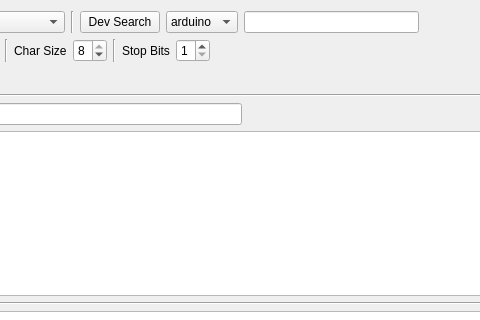
This is modules/qt_serial_com/qt_serial_com.ui in spetroce/qt_serial_com as Qt 5 draws it before an edit; both pictures show x 268 to 748 and y 0 to 320 of the 873 by 488 pixel window. The edited form follows.
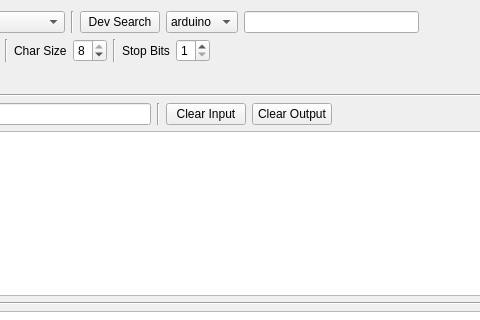
This is the edited form.

Commit message: add clear input/output buttons

Diff of the .ui file:
```diff
--- a/modules/qt_serial_com/qt_serial_com.ui
+++ b/modules/qt_serial_com/qt_serial_com.ui
@@ -360,6 +360,33 @@
        </property>
       </widget>
      </item>
+     <item>
+      <widget class="Line" name="line_5">
+       <property name="orientation">
+        <enum>Qt::Vertical</enum>
+       </property>
+      </widget>
+     </item>
+     <item>
+      <widget class="QPushButton" name="push_button_clear_input">
+       <property name="toolTip">
+        <string>&lt;html&gt;&lt;head/&gt;&lt;body&gt;&lt;p&gt;Clear the input text box.&lt;/p&gt;&lt;/body&gt;&lt;/html&gt;</string>
+       </property>
+       <property name="text">
+        <string>Clear Input</string>
+       </property>
+      </widget>
+     </item>
+     <item>
+      <widget class="QPushButton" name="push_button_clear_output">
+       <property name="toolTip">
+        <string>&lt;html&gt;&lt;head/&gt;&lt;body&gt;&lt;p&gt;Clear the output text box.&lt;/p&gt;&lt;/body&gt;&lt;/html&gt;</string>
+       </property>
+       <property name="text">
+        <string>Clear Output</string>
+       </property>
+      </widget>
+     </item>
      <item>
       <spacer name="horizontalSpacer_5">
        <property name="orientation">
```
Left out of the diff: 42 changed lines with no effect on the pictures. The commit also changes 1 other file.
